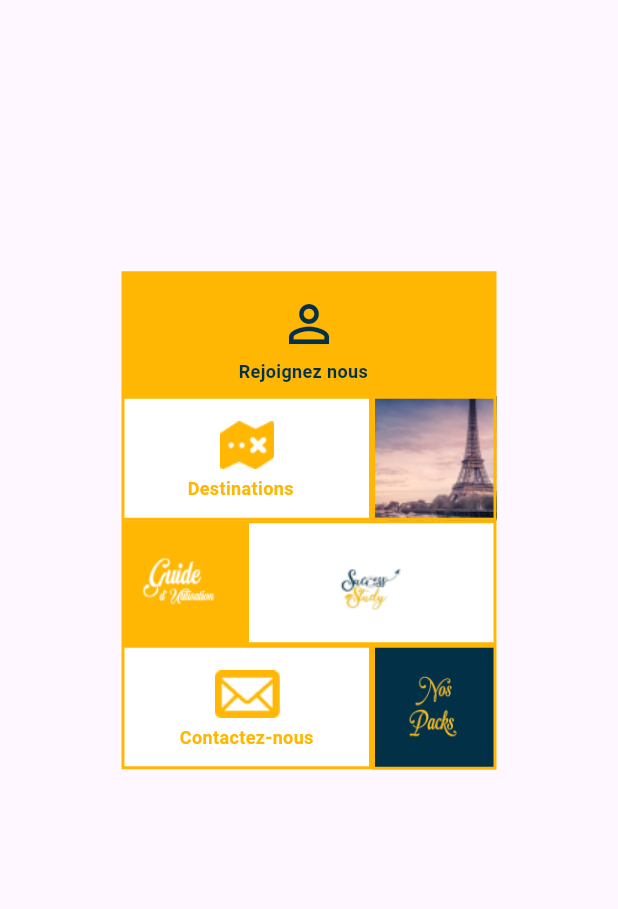
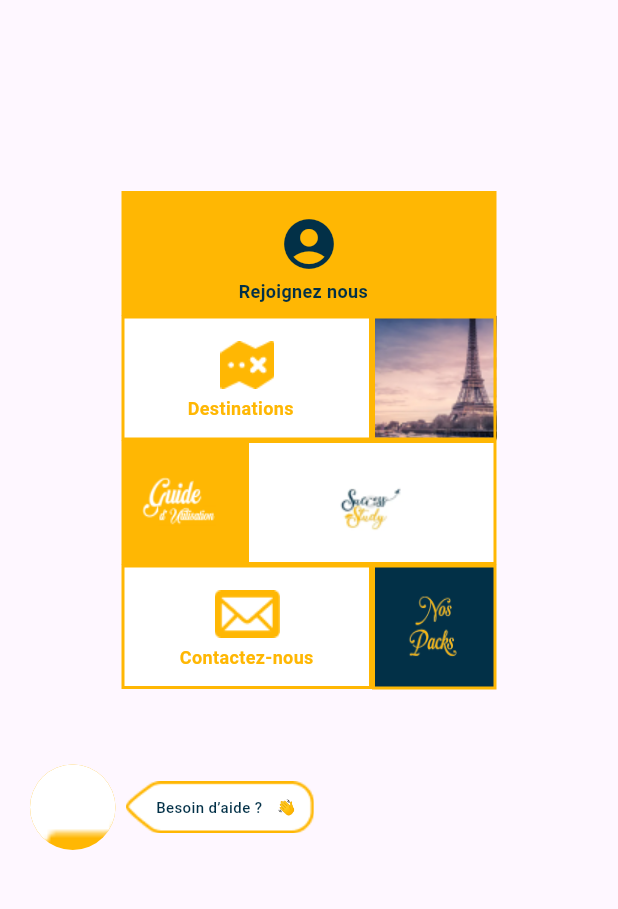
Before and after one commit to NadineAbedrabba/SuccessStudy, a Flutter app: the screen it shows after launch, on a phone screen of 412 x 824 dp, the part 210-1119 px from its top. Run offline on Flutter 3.47's test engine with Material 3 defaults, Android fonts, the phone set to English and light mode, and no system bars; Roboto replaces fonts that are missing (Poppins).

Commit message:
adding features to home screen

```diff
--- a/lib/main.dart
+++ b/lib/main.dart
@@ -1,5 +1,6 @@
 import 'package:flutter/material.dart';
-import 'screens/home_screen.dart'; // Import your screen widget
+import 'package:flutter_application_1/screens/home_screen_university.dart';
+import 'screens/home_screen_join.dart'; // Import your screen widget
 
 void main() {
   runApp(const MyApp());
@@ -15,7 +16,7 @@ class MyApp extends StatelessWidget {
         primarySwatch: Colors.blue,
         visualDensity: VisualDensity.adaptivePlatformDensity,
       ),
-      home: HomeScreen(), // Set HomeScreen as the home screen
+      home: HomeScreenJoin(), // Set HomeScreen as the home screen
     );
   }
 }
--- /dev/null
+++ b/lib/screens/home_screen_join.dart
@@ -0,0 +1,27 @@
+import 'package:flutter/material.dart';
+import '../widgets/custom_app_bar.dart'; // Import your CustomAppBar widget
+import '../widgets/menu_1.dart'; // Import your Menu widget
+import '../widgets/footer.dart';
+class HomeScreenJoin extends StatelessWidget {
+  @override
+  Widget build(BuildContext context) {
+    return Scaffold(
+      appBar: PreferredSize(
+        preferredSize: Size.fromHeight(150.0), // Adjust height as needed
+        child: CustomAppBar(), // Use your CustomAppBar here
+      ),
+      body: Padding(
+        padding: const EdgeInsets.all(0.0), // Adjust padding as needed
+        child: Column(
+          mainAxisAlignment: MainAxisAlignment.center,
+          children: [
+            Center(child: MenuJoin()), // Include your Menu widget here
+              SizedBox(height: 40), // Add spacing between Menu and Footer
+            Footer(),
+          ],
+        ),
+      ),
+
+    );
+  }
+}
--- a/lib/screens/home_screen.dart
+++ b/lib/screens/home_screen_university.dart
@@ -1,8 +1,8 @@
 import 'package:flutter/material.dart';
 import '../widgets/custom_app_bar.dart'; // Import your CustomAppBar widget
-import '../widgets/menu.dart'; // Import your Menu widget
-
-class HomeScreen extends StatelessWidget {
+import '../widgets/menu_2.dart'; // Import your Menu widget
+import '../widgets/footer.dart';
+class HomeScreenUniversity extends StatelessWidget {
   @override
   Widget build(BuildContext context) {
     return Scaffold(
@@ -15,18 +15,13 @@ class HomeScreen extends StatelessWidget {
         child: Column(
           mainAxisAlignment: MainAxisAlignment.center,
           children: [
-            // Text(
-            //   'Welcome to Home Screen!',
-            //   style: TextStyle(
-            //     fontSize: 24,
-            //     fontWeight: FontWeight.bold,
-            //   ),
-            // ),
-            // SizedBox(height: 20),
-            Center(child: Menu()), // Include your Menu widget here
+            Center(child: MenuUniversity()), // Include your Menu widget here
+              SizedBox(height: 40), // Add spacing between Menu and Footer
+            Footer(),
           ],
         ),
       ),
+
     );
   }
 }
--- /dev/null
+++ b/lib/widgets/footer.dart
@@ -0,0 +1,73 @@
+import 'package:flutter/material.dart';
+
+class Footer extends StatelessWidget {
+  @override
+  Widget build(BuildContext context) {
+    return Padding(
+      padding: const EdgeInsets.fromLTRB(20, 10, 20, 0),
+      child: Row(
+        crossAxisAlignment: CrossAxisAlignment.center,
+        children: [
+          // Circular Image Container
+          Container(
+            width: 57,
+            height: 57,
+            decoration: BoxDecoration(
+              shape: BoxShape.circle,
+              color: Color(0xFFFFB703),
+              image: DecorationImage(
+                image: AssetImage(
+                  "assets/images/footerInside.png", // Replace with your image path
+                ),
+                fit: BoxFit.cover,
+              ),
+            ),
+          ),
+          SizedBox(width: 7), // Spacer between image and text
+
+          // Text and Background Container
+          Container(
+            width: 125.50,
+            height: 35,
+            decoration: BoxDecoration(
+              image: DecorationImage(
+                image: AssetImage(
+                  "assets/images/besoinDaide.png", // Replace with your image path
+                ),
+                fit: BoxFit.cover,
+              ),
+            ),
+            child: Padding(
+              padding: const EdgeInsets.only(left: 20),
+              child: Row(
+                mainAxisAlignment: MainAxisAlignment.start,
+                crossAxisAlignment: CrossAxisAlignment.center,
+                children: [
+                  Text(
+                    'Besoin d’aide ?',
+                    style: TextStyle(
+                      color: Color(0xFF023047),
+                      fontSize: 10,
+                      fontFamily: 'Poppins',
+                      fontWeight: FontWeight.w500,
+                    ),
+                  ),
+                  SizedBox(width: 10), // Adjust the spacing between the texts
+                  Text(
+                    '👋',
+                    style: TextStyle(
+                      color: Colors.black,
+                      fontSize: 10,
+                      fontFamily: 'Poppins',
+                      fontWeight: FontWeight.w700,
+                    ),
+                  ),
+                ],
+              ),
+            ),
+          ),
+        ],
+      ),
+    );
+  }
+}
--- /dev/null
+++ b/lib/widgets/menu_1.dart
@@ -0,0 +1,375 @@
+import 'package:flutter/material.dart';
+
+class MenuJoin extends StatelessWidget {
+  @override
+  Widget build(BuildContext context) {
+    return Column(
+      children: [
+        Container(
+          width: 250,
+          height: 332.33,
+          child: Stack(
+            children: [
+              Positioned(
+                left: 0,
+                top: 0,
+                child: Container(
+                  width: 250,
+                  height: 332.33,
+                  child: Stack(
+                    children: [
+                      Positioned(
+                        left: 0,
+                        top: 0,
+                        child: Container(
+                          width: 250,
+                          height: 83.33,
+                          decoration: BoxDecoration(color: Color(0xFFFFB703)),
+                          child: Stack(
+                            children: [
+                              Positioned(
+                                top: 15,
+                                left:
+                                    105, // Center the icon horizontally within the Container (250 - 40)/2 = 105
+                                child: Icon(
+                                  Icons
+                                      .account_circle, // The icon you want to add
+                                  size: 40, // Adjust the size as needed
+                                  color: Color(
+                                      0xFF023047), // Adjust the color as needed
+                                ),
+                              ),
+                            ],
+                          ),
+                        ),
+                      ),
+                      // Positioned(
+                      //   left:
+                      //       26.5, // Center the icon horizontally within the Container
+                      //   top: 0, // Adjust position as needed
+                      //   child: Icon(
+                      //     Icons.person,
+                      //     size: 40, // Adjust size as needed
+                      //     color: Color(0xFFFFB703), // Adjust color as needed
+                      //   ),
+                      // ),
+                      Positioned(
+                        left: 78,
+                        top: 10,
+                        child: Container(
+                          width: 93,
+                          height: 66,
+                          child: Stack(
+                            children: [
+                              Positioned(
+                                left: 0,
+                                top: 50,
+                                child: Text(
+                                  'Rejoignez nous',
+                                  textAlign: TextAlign.center,
+                                  style: TextStyle(
+                                    color: Color(0xFF023047),
+                                    fontSize: 12,
+                                    fontFamily: 'Poppins',
+                                    fontWeight: FontWeight.w700,
+                                    height: 0,
+                                  ),
+                                ),
+                              ),
+                            ],
+                          ),
+                        ),
+                      ),
+                      Positioned(
+                        left: 0,
+                        top: 166,
+                        child: Container(
+                          width: 83,
+                          height: 83.33,
+                          decoration: ShapeDecoration(
+                            color: Color(0xFFFFB703),
+                            shape: RoundedRectangleBorder(
+                              side: BorderSide(
+                                  width: 2, color: Color(0xFFFFB703)),
+                            ),
+                          ),
+                        ),
+                      ),
+                      Positioned(
+                        left: 167,
+                        top: 249,
+                        child: Container(
+                          width: 83,
+                          height: 83.33,
+                          child: Stack(
+                            children: [
+                              Positioned(
+                                left: 0,
+                                top: 0,
+                                child: Container(
+                                  width: 83,
+                                  height: 83.33,
+                                  decoration: BoxDecoration(
+                                    color: Color(0xFF023047),
+                                    border: Border(
+                                      left: BorderSide(
+                                          width: 2, color: Color(0xFFFFB703)),
+                                      top: BorderSide(
+                                          width: 2, color: Color(0xFFFFB703)),
+                                      right: BorderSide(
+                                          width: 2, color: Color(0xFFFFB703)),
+                                      bottom: BorderSide(
+                                          width: 2, color: Color(0xFFFFB703)),
+                                    ),
+                                  ),
+                                ),
+                              ),
+                              Positioned(
+                                left: 15,
+                                top: 6,
+                                child: Container(
+                                  width: 53,
+                                  height: 64,
+                                  child: Stack(
+                                    children: [
+                                      Positioned(
+                                        left: 0,
+                                        top: 7,
+                                        child: Container(
+                                          width: 53,
+                                          height: 64,
+                                          decoration: BoxDecoration(
+                                            image: DecorationImage(
+                                              image: AssetImage(
+                                                  "assets/images/packs.png"),
+                                              fit: BoxFit.fill,
+                                            ),
+                                          ),
+                                        ),
+                                      ),
+                                      // Positioned(
+                                      //   left: 5,
+                                      //   top: 0,
+                                      //   child: Container(
+                                      //     width: 43,
+                                      //     height: 35,
+                                      //     decoration: BoxDecoration(
+                                      //       image: DecorationImage(
+                                      //         image: NetworkImage(
+                                      //             "https://via.placeholder.com/43x35"),
+                                      //         fit: BoxFit.fill,
+                                      //       ),
+                                      //     ),
+                                      //   ),
+                                      // ),
+                                    ],
+                                  ),
+                                ),
+                              ),
+                            ],
+                          ),
+                        ),
+                      ),
+                      Positioned(
+                        left: 83,
+                        top: 166,
+                        child: Container(
+                          width: 167,
+                          height: 83.33,
+                          decoration: BoxDecoration(
+                            image: DecorationImage(
+                              image: AssetImage("assets/images/guide.png"),
+                              fit: BoxFit.fill,
+                            ),
+                            border: Border(
+                              left: BorderSide(
+                                  width: 2, color: Color(0xFFFFB703)),
+                              top: BorderSide(
+                                  width: 2, color: Color(0xFFFFB703)),
+                              right: BorderSide(
+                                  width: 2, color: Color(0xFFFFB703)),
+                              bottom: BorderSide(
+                                  width: 2, color: Color(0xFFFFB703)),
+                            ),
+                          ),
+                        ),
+                      ),
+                      Positioned(
+                        left: 13,
+                        top: 188,
+                        child: Container(
+                          width: 61,
+                          height: 39,
+                          child: Stack(
+                            children: [
+                              Positioned(
+                                left: 0,
+                                top: 0,
+                                child: Container(
+                                  width: 50,
+                                  height: 35,
+                                  decoration: BoxDecoration(
+                                    image: DecorationImage(
+                                      image: AssetImage(
+                                          "assets/images/guideUtil.png"),
+                                      fit: BoxFit.fill,
+                                    ),
+                                  ),
+                                ),
+                              ),
+                            ],
+                          ),
+                        ),
+                      ),
+                      Positioned(
+                        left: 0,
+                        top: 249,
+                        child: Container(
+                          width: 167,
+                          height: 83,
+                          child: Stack(
+                            children: [
+                              Positioned(
+                                left: 0,
+                                top: 0,
+                                child: Container(
+                                  width: 167,
+                                  height: 83,
+                                  child: Stack(
+                                    children: [
+                                      Positioned(
+                                        top: 15,
+                                        left:
+                                            60, // Center the icon horizontally within the Container (250 - 40)/2 = 105
+                                        child: Image.asset(
+                                          'assets/images/mail.png', // Path to your image asset
+                                          width:
+                                              43.79, // Adjust width as needed
+                                          height: 32, // Adjust height as needed
+                                        ),
+                                      ),
+                                    ],
+                                  ),
+                                  decoration: BoxDecoration(
+                                    color: Colors.white,
+                                    border: Border(
+                                      left: BorderSide(
+                                          width: 2, color: Color(0xFFFFB703)),
+                                      top: BorderSide(
+                                          width: 2, color: Color(0xFFFFB703)),
+                                      right: BorderSide(
+                                          width: 2, color: Color(0xFFFFB703)),
+                                      bottom: BorderSide(
+                                          width: 2, color: Color(0xFFFFB703)),
+                                    ),
+                                  ),
+                                ),
+                              ),
+                              Positioned(
+                                left: 14,
+                                top: 55,
+                                child: SizedBox(
+                                  width: 139,
+                                  child: Text(
+                                    'Contactez-nous',
+                                    textAlign: TextAlign.center,
+                                    style: TextStyle(
+                                      color: Color(0xFFFFB703),
+                                      fontSize: 12,
+                                      fontFamily: 'Poppins',
+                                      fontWeight: FontWeight.w700,
+                                      height: 0,
+                                    ),
+                                  ),
+                                ),
+                              ),
+                            ],
+                          ),
+                        ),
+                      ),
+                    ],
+                  ),
+                ),
+              ),
+              Positioned(
+                left: 167,
+                top: 83,
+                child: Container(
+                  width: 83,
+                  height: 83.33,
+                  decoration: BoxDecoration(
+                    image: DecorationImage(
+                      image: AssetImage("assets/images/eiffel.png"),
+                      fit: BoxFit.fill,
+                    ),
+                    border: Border(
+                      left: BorderSide(width: 2, color: Color(0xFFFFB703)),
+                      top: BorderSide(width: 2, color: Color(0xFFFFB703)),
+                      right: BorderSide(width: 2, color: Color(0xFFFFB703)),
+                      bottom: BorderSide(width: 2, color: Color(0xFFFFB703)),
+                    ),
+                  ),
+                ),
+              ),
+              Positioned(
+                left: 0,
+                top: 83,
+                child: Container(
+                  width: 167,
+                  height: 83.33,
+                  child: Stack(
+                    children: [
+                      Positioned(
+                        top: 15,
+                        left:
+                            60, // Center the icon horizontally within the Container (250 - 40)/2 = 105
+                        child: Image.asset(
+                          'assets/images/map.png', // Path to your image asset
+                          width: 43.79, // Adjust width as needed
+                          height: 32, // Adjust height as needed
+                        ),
+                      ),
+                    ],
+                  ),
+                  decoration: ShapeDecoration(
+                    color: Colors.white,
+                    shape: RoundedRectangleBorder(
+                      side: BorderSide(width: 2, color: Color(0xFFFFB703)),
+                    ),
+                  ),
+                ),
+              ),
+              Positioned(
+                left: 44,
+                top: 94,
+                child: Container(
+                  width: 79,
+                  height: 62,
+                  child: Stack(
+                    children: [
+                      Positioned(
+                        left: 0,
+                        top: 44,
+                        child: Text(
+                          'Destinations',
+                          textAlign: TextAlign.center,
+                          style: TextStyle(
+                            color: Color(0xFFFFB703),
+                            fontSize: 12,
+                            fontFamily: 'Poppins',
+                            fontWeight: FontWeight.w700,
+                            height: 0,
+                          ),
+                        ),
+                      ),
+                    ],
+                  ),
+                ),
+              ),
+            ],
+          ),
+        ),
+      ],
+    );
+  }
+}
--- a/lib/widgets/menu.dart
+++ b/lib/widgets/menu_2.dart
@@ -1,6 +1,6 @@
 import 'package:flutter/material.dart';
 
-class Menu extends StatelessWidget {
+class MenuUniversity extends StatelessWidget {
   @override
   Widget build(BuildContext context) {
     return Column(
@@ -32,8 +32,7 @@ class Menu extends StatelessWidget {
                                 left:
                                     105, // Center the icon horizontally within the Container (250 - 40)/2 = 105
                                 child: Icon(
-                                  Icons
-                                      .person_outline, // The icon you want to add
+                                  Icons.school, // The icon you want to add
                                   size: 40, // Adjust the size as needed
                                   color: Color(
                                       0xFF023047), // Adjust the color as needed
@@ -43,16 +42,16 @@ class Menu extends StatelessWidget {
                           ),
                         ),
                       ),
-                      Positioned(
-                        left:
-                            26.5, // Center the icon horizontally within the Container
-                        top: 0, // Adjust position as needed
-                        child: Icon(
-                          Icons.person,
-                          size: 40, // Adjust size as needed
-                          color: Color(0xFFFFB703), // Adjust color as needed
-                        ),
-                      ),
+                      // Positioned(
+                      //   left:
+                      //       26.5, // Center the icon horizontally within the Container
+                      //   top: 0, // Adjust position as needed
+                      //   child: Icon(
+                      //     Icons.person,
+                      //     size: 40, // Adjust size as needed
+                      //     color: Color(0xFFFFB703), // Adjust color as needed
+                      //   ),
+                      // ),
                       Positioned(
                         left: 78,
                         top: 10,
@@ -138,12 +137,14 @@ class Menu extends StatelessWidget {
                                         child: Container(
                                           width: 53,
                                           height: 64,
-                                          decoration: BoxDecoration(
-                                            image: DecorationImage(
-                                              image: AssetImage(
-                                                  "assets/images/packs.png"),
-                                              fit: BoxFit.fill,
-                                            ),
+                                          color: Color(0x023047),
+                                          child: Icon(
+                                            Icons
+                                                .real_estate_agent, // The icon you want to add
+                                            size:
+                                                40, // Adjust the size as needed
+                                            color: Color(
+                                                0xFFFFFF), // Adjust the color as needed
                                           ),
                                         ),
                                       ),
@@ -323,11 +324,9 @@ class Menu extends StatelessWidget {
                         top: 15,
                         left:
                             60, // Center the icon horizontally within the Container (250 - 40)/2 = 105
-                        child: Image.asset(
-                          'assets/images/map.png', // Path to your image asset
-                          width: 43.79, // Adjust width as needed
-                          height: 32, // Adjust height as needed
-                        ),
+                        child: Icon(Icons.menu_book, // The icon you want to add
+                            size: 40, // Adjust the size as needed
+                            color: Color(0xFFFFB703)),
                       ),
                     ],
                   ),
@@ -351,7 +350,7 @@ class Menu extends StatelessWidget {
                         left: 0,
                         top: 44,
                         child: Text(
-                          'Destinations',
+                          'Mes Formations',
                           textAlign: TextAlign.center,
                           style: TextStyle(
                             color: Color(0xFFFFB703),
```
Also changed, not shown: assets/images/besoinDaide.png (added), assets/images/en.png, assets/images/footerInside.png (added).
